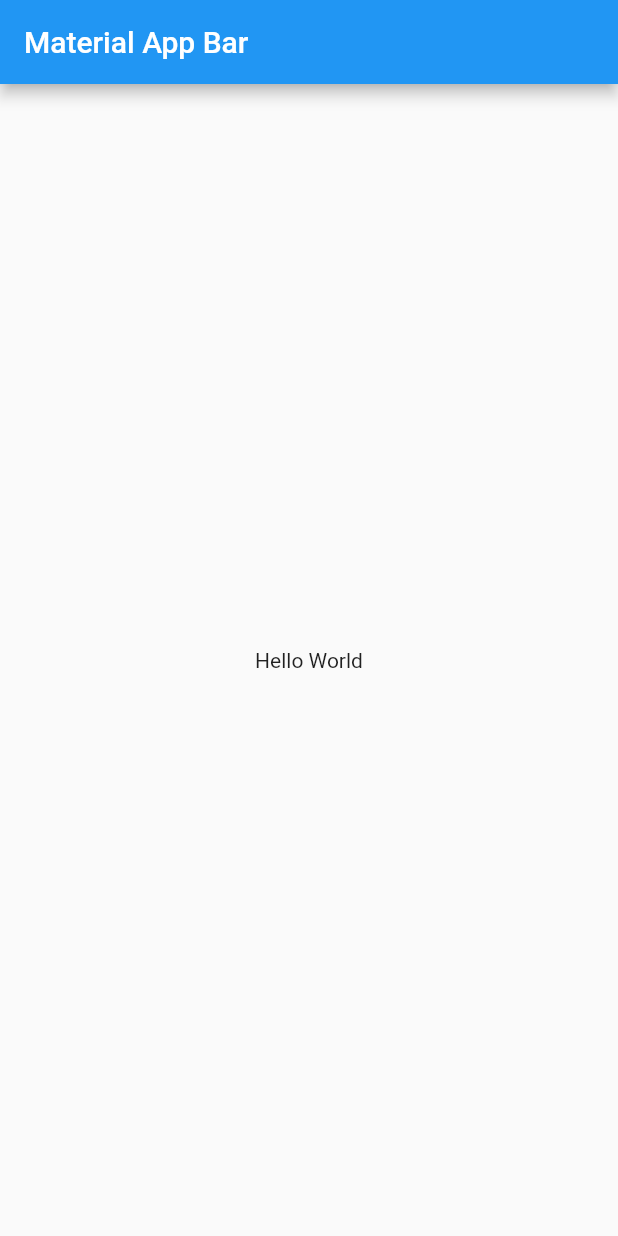
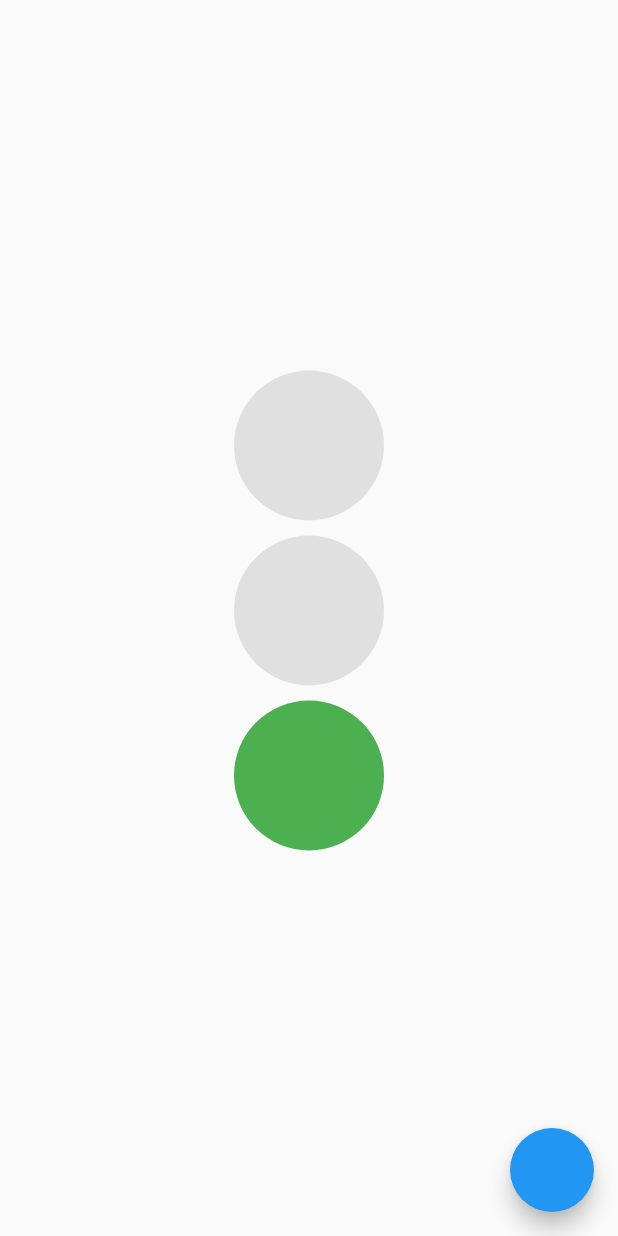
Before and after one commit to DarienRomero/pagos_stripe, a Flutter app: the screen it shows after launch, on a phone screen of 412 x 824 dp. Run offline on Flutter 3.47's test engine with Material 2 defaults, Android fonts, the phone set to English and light mode, and no system bars.

```diff
--- a/lib/main.dart
+++ b/lib/main.dart
@@ -1,4 +1,5 @@
 import 'package:flutter/material.dart';
+import 'package:pagos_stripe/src/home_page.dart';
 
 void main() => runApp(MyApp());
 
@@ -7,16 +8,8 @@ class MyApp extends StatelessWidget {
   Widget build(BuildContext context) {
     return MaterialApp(
       title: 'Material App',
-      home: Scaffold(
-        appBar: AppBar(
-          title: Text('Material App Bar'),
-        ),
-        body: Center(
-          child: Container(
-            child: Text('Hello World'),
-          ),
-        ),
-      ),
+      debugShowCheckedModeBanner: false,
+      home: HomePage()
     );
   }
 }
--- /dev/null
+++ b/lib/src/home_page.dart
@@ -0,0 +1,77 @@
+import 'package:flutter/material.dart';
+class HomePage extends StatefulWidget {
+  @override
+  _HomePageState createState() => _HomePageState();
+}
+
+class _HomePageState extends State<HomePage> {
+  int cuenta = 0;
+  bool rojoActive = false;
+  bool ambarActive = false;
+  bool verdeActive = true;
+  @override
+  Widget build(BuildContext context) {
+    return Scaffold(
+      body: Center(
+        child: Column(
+          mainAxisAlignment: MainAxisAlignment.center,
+          children: [
+            Container(
+              width: 100,
+              height: 100,
+              margin: EdgeInsets.only(bottom: 10),
+              decoration: BoxDecoration(
+                shape: BoxShape.circle,
+                color: rojoActive ? Colors.red : Colors.grey[300]
+              ),
+            ),
+            Container(
+              width: 100,
+              height: 100,
+              margin: EdgeInsets.only(bottom: 10),
+              decoration: BoxDecoration(
+                shape: BoxShape.circle,
+                color: ambarActive ? Colors.orange : Colors.grey[300]
+              ),
+            ),
+            Container(
+              width: 100,
+              height: 100,
+              margin: EdgeInsets.only(bottom: 10),
+              decoration: BoxDecoration(
+                shape: BoxShape.circle,
+                color: verdeActive ? Colors.green : Colors.grey[300]
+              ),
+            ),
+          ],
+        ),
+      ),
+      floatingActionButton: FloatingActionButton(
+        onPressed: (){
+          cambiarColor();
+          print(cuenta);
+        },
+      ),
+    );
+  }
+  void cambiarColor(){
+    cuenta++;
+    if(cuenta == 3) cuenta = 0;
+    if(cuenta == 0){
+      rojoActive = false;
+      ambarActive = false;
+      verdeActive = true;
+    }else if (cuenta == 1){
+      rojoActive = false;
+      ambarActive = true;
+      verdeActive = false;
+    }else if (cuenta == 2){
+      rojoActive = true;
+      ambarActive = false;
+      verdeActive = false;
+    }
+    setState(() {
+
+    });
+  }
+}
```
Also changed, not shown: lib/src/pago_completo_page.dart (added), lib/src/tarjeta_page.dart (added).
